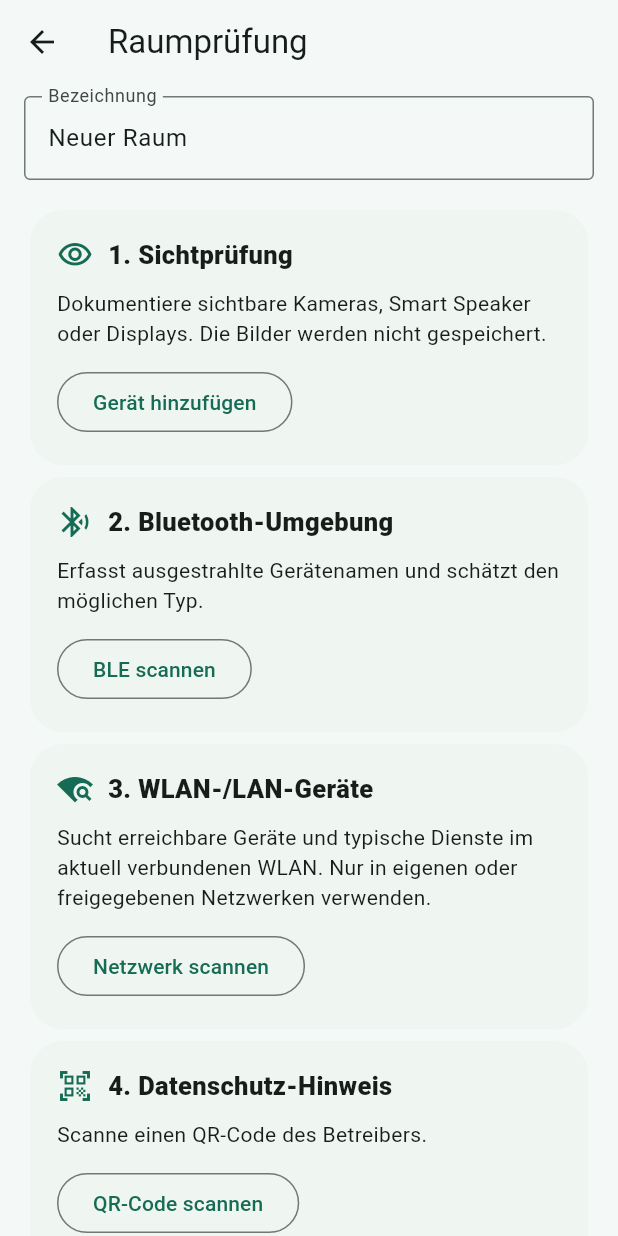
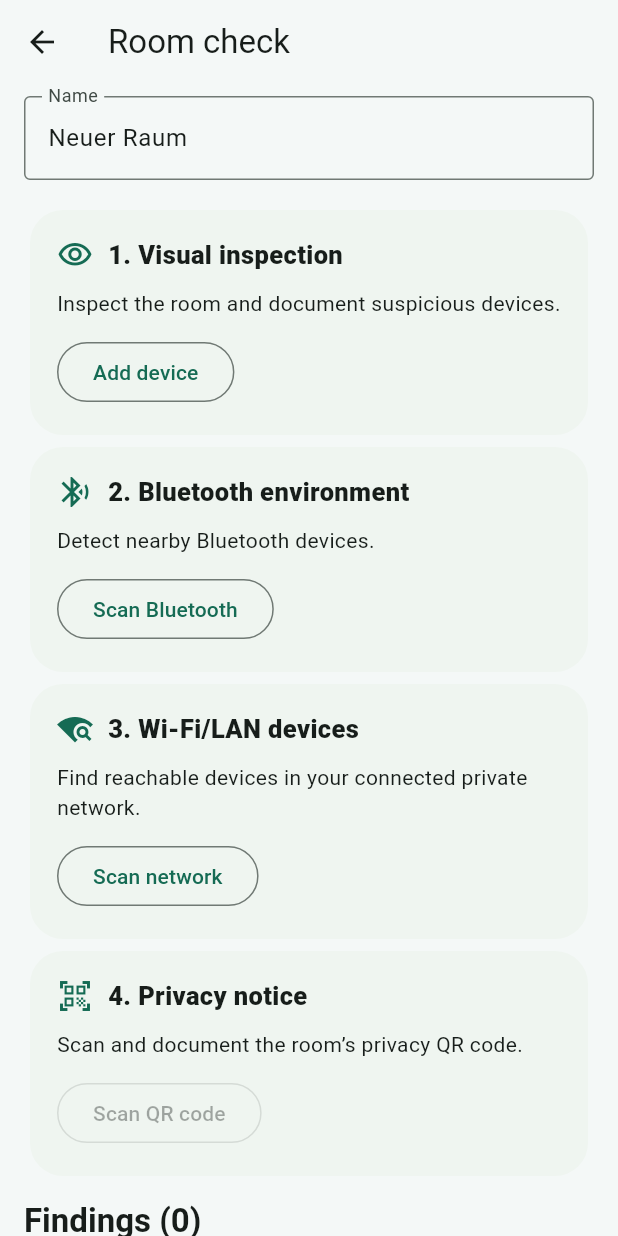
Before and after one commit to MEMVEXA-by-MW/Ambientguard-, a Flutter app: the ScanScreen screen opened directly with empty values, on a phone screen of 412 x 824 dp. Run offline on Flutter 3.47's test engine with Material 3 defaults, Android fonts, the phone set to English and light mode, and no system bars; our stand-ins replace permission_handler, shared_preferences; missing offline and left inert: flutter_reactive_ble, mobile_scanner; accounts and stored records are empty; statements that could not run were skipped.

Commit message:
Update scan_screen.dart

```diff
--- a/lib/screens/scan_screen.dart
+++ b/lib/screens/scan_screen.dart
@@ -2,7 +2,7 @@ import 'package:flutter/material.dart';
 import 'package:mobile_scanner/mobile_scanner.dart';
 import 'package:permission_handler/permission_handler.dart';
 import 'package:uuid/uuid.dart';
-
+import '../l10n/scan_translations.dart';
 import '../models/finding.dart';
 import '../models/room_scan.dart';
 import '../services/ble_scanner_service.dart';
@@ -41,79 +41,78 @@ class _ScanScreenState extends State<ScanScreen> {
 
   @override
   Widget build(BuildContext context) {
+  final tr = ScanTranslations(
+    Localizations.localeOf(context).languageCode,
+  );
+
   return Scaffold(
       appBar: AppBar(
-        title: const Text('Raumprüfung'),
+        title: Text(tr.text('roomCheck')),
       ),
       body: ListView(
         padding: const EdgeInsets.fromLTRB(16, 8, 16, 32),
         children: [
           TextField(
             controller: labelController,
-            decoration: const InputDecoration(
-              labelText: 'Bezeichnung',
-              hintText: 'z. B. Hotelzimmer 214',
-              border: OutlineInputBorder(),
+            decoration: InputDecoration(
+  labelText: tr.text('name'),
+  hintText: tr.text('roomHint'),
+  border: const OutlineInputBorder(),
 ),
             ),
+
           const SizedBox(height: 16),
           _ActionCard(
   icon: Icons.visibility_outlined,
-            title: '1. Sichtprüfung',
-            text:
-                'Dokumentiere sichtbare Kameras, Smart Speaker oder Displays. '
-                'Die Bilder werden nicht gespeichert.',
-            button: 'Gerät hinzufügen',
+  title: '1. ${tr.text('visualInspection')}',
+  text: tr.text('visualDescription'),
+  button: tr.text('addDevice'),
   onTap: _addVisualFinding,
 ),
 _ActionCard(
   icon: Icons.bluetooth_searching,
-            title: '2. Bluetooth-Umgebung',
+  title: '2. ${tr.text('bluetoothEnvironment')}',
   text: scanning
-                ? 'Suche läuft …'
-                : 'Erfasst ausgestrahlte Gerätenamen und schätzt den '
-                    'möglichen Typ.',
-            button: scanning ? 'Suche läuft' : 'BLE scannen',
+      ? tr.text('bluetoothScanning')
+      : tr.text('bluetoothDescription'),
+  button: scanning
+      ? tr.text('bluetoothScanning')
+      : tr.text('scanBluetooth'),
   onTap: scanning ? null : _scanBle,
 ),
 _ActionCard(
   icon: Icons.wifi_find,
-            title: '3. WLAN-/LAN-Geräte',
+  title: '3. ${tr.text('networkDevices')}',
   text: networkScanning
-                ? 'Lokales Netzwerk wird geprüft …'
-                : 'Sucht erreichbare Geräte und typische Dienste im '
-                    'aktuell verbundenen WLAN. Nur in eigenen oder '
-                    'freigegebenen Netzwerken verwenden.',
+      ? tr.text('networkScanning')
+      : tr.text('networkDescription'),
   button: networkScanning
-                ? 'Suche läuft'
-                : 'Netzwerk scannen',
+      ? tr.text('networkScanning')
+      : tr.text('scanNetwork'),
   onTap: networkScanning ? null : _scanNetwork,
 ),
 _ActionCard(
   icon: Icons.qr_code_scanner,
-            title: '4. Datenschutz-Hinweis',
+  title: '4. ${tr.text('privacyNotice')}',
   text: noticeUrl == null
-                ? 'Scanne einen QR-Code des Betreibers.'
-                : 'Hinweis erfasst: $noticeUrl',
-            button: 'QR-Code scannen',
-            onTap: _scanQr,
+      ? tr.text('privacyDescription')
+      : tr.text('qrCaptured'),
+  button: tr.text('scanQrCode'),
+  onTap: _scanNotice,
 ),
 const SizedBox(height: 12),
 Text(
-            'Gefundene Hinweise (${findings.length})',
+  tr.text('foundFindings', count: findings.length),
   style: Theme.of(context).textTheme.titleLarge?.copyWith(
         fontWeight: FontWeight.w700,
       ),
 ),
 const SizedBox(height: 8),
 if (findings.isEmpty)
-            const Card(
+  Card(
     child: Padding(
-                padding: EdgeInsets.all(20),
-                child: Text(
-                  'Noch keine Hinweise. Ein fehlender Fund ist kein '
-                  'Beweis für einen sensorfreien Raum.',
-                ),
+      padding: const EdgeInsets.all(20),
+      child: Text(tr.text('noFindings')),
     ),
   )
 else
@@ -123,8 +122,9 @@ class _ScanScreenState extends State<ScanScreen> {
         leading: Icon(_icon(finding.type)),
         title: Text(finding.name),
         subtitle: Text(
-                    '${(finding.confidence * 100).round()} % Konfidenz'
-                    ' · ${finding.source}',
+          '${(finding.confidence * 100).round()}% '
+          '${tr.text('confidence')}\n'
+          '${finding.source}',
         ),
         trailing: IconButton(
           icon: const Icon(Icons.close),
@@ -141,7 +141,7 @@ class _ScanScreenState extends State<ScanScreen> {
 FilledButton.icon(
   onPressed: _finish,
   icon: const Icon(Icons.fact_check_outlined),
-            label: const Text('Bewertung erstellen'),
+  label: Text(tr.text('createAssessment')),
 ),
         ],
       ),
```
Lines whose indentation alone changed are shown as unchanged.
